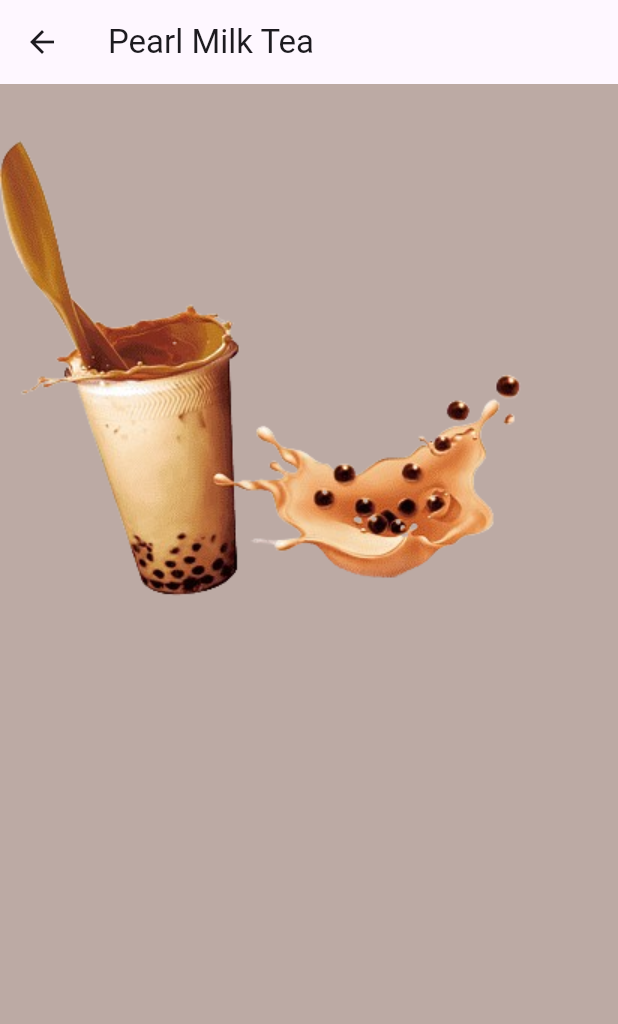
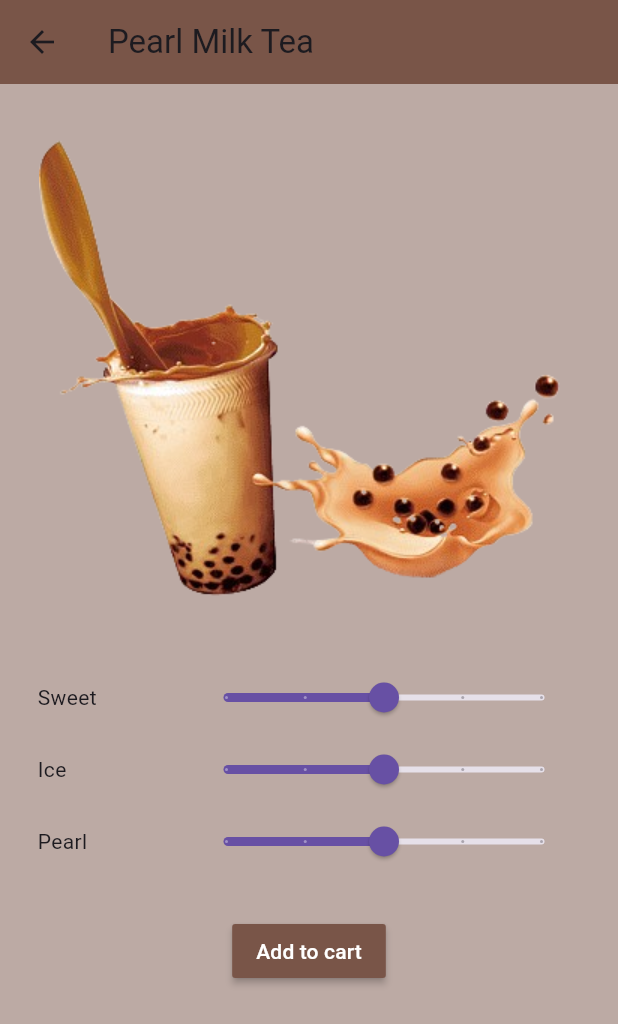
Before and after one commit to DamisolaT/BubbleTeaApp, a Flutter app: the screen it shows after launch, after a tap on "Pearl Milk Tea", on a phone screen of 412 x 824 dp. Shown: the top 1024 px of the screen. Run offline on Flutter 3.47's test engine with Material 3 defaults, Android fonts, the phone set to English and light mode, and no system bars; our stand-ins replace google_nav_bar.

Commit message:
Implementing the pages

```diff
--- a/lib/components/drink_tile.dart
+++ b/lib/components/drink_tile.dart
@@ -4,10 +4,12 @@ import 'package:tea_app/models/drink.dart';
 class DrinkTile extends StatelessWidget {
   final Drink drink;
   void Function()? onTap;
+  final Widget trailing;
    DrinkTile({
     super.key,
     required this.drink,
-    required this.onTap
+    required this.onTap,
+    required this.trailing
   });
 
   @override
@@ -15,6 +17,7 @@ class DrinkTile extends StatelessWidget {
     return GestureDetector(
       onTap: onTap,
       child: Container(
+        margin: EdgeInsets.only(bottom: 10),
         decoration: BoxDecoration(
           color: Colors.brown[100],
           borderRadius: BorderRadius.circular(12)
@@ -23,7 +26,7 @@ class DrinkTile extends StatelessWidget {
           title: Text(drink.name),
           subtitle: Text(drink.price),
           leading: Image.asset(drink.imagePath),
-          trailing: Icon(Icons.arrow_forward),
+          trailing: trailing
         ),
       ),
     );
--- a/lib/pages/order_page.dart
+++ b/lib/pages/order_page.dart
@@ -1,5 +1,7 @@
 import 'package:flutter/material.dart';
+import 'package:provider/provider.dart';
 import 'package:tea_app/models/drink.dart';
+import 'package:tea_app/models/shop.dart';
 
 class OrderPage extends StatefulWidget {
   final Drink drink;
@@ -11,18 +13,126 @@ class OrderPage extends StatefulWidget {
 }
 
 class _OrderPageState extends State<OrderPage> {
+
+  // customize sweetness
+  double sweetValue = 0.5;
+  void customizeSweet (double newValue){
+    setState(() {
+      sweetValue = newValue;
+    });
+  }
+
+     double iceValue = 0.5;
+  void customizeIce (double newValue){
+    setState(() {
+      iceValue = newValue;
+    });
+  }
+
+     double pearlValue = 0.5;
+  void customizePearl (double newValue){
+    setState(() {
+      pearlValue = newValue;
+    });
+
+  }
+  // add to cart
+
+  void addToCart(){
+    Provider.of<BubbleTeaShop>(context, listen: false).addToCart(widget.drink);
+
+    // direct the user back to the shop page
+    Navigator.pop(context);
+
+    // let user know it has been successfully added
+    showDialog(
+      context: context,
+      builder: (context)=>AlertDialog(
+        title: Text("Successfully added to cart"),
+      ));
+  }
+
   @override
   Widget build(BuildContext context) {
     return Scaffold(
       appBar: AppBar(
-        title: Text(widget.drink.name),),
+        title: Text(widget.drink.name),
+        backgroundColor: Colors.brown,),
       backgroundColor: Colors.brown[200],
       body: Column(
         children: [
-          // drink image
-          Image.asset(widget.drink.imagePath,)
+          // drink imageset
+          Image.asset(widget.drink.imagePath,),
+
+          // slider to customize  drink
+          Padding(
+            padding: const EdgeInsets.all(25.0),
+            child: Column(
+              children: [
+                Row(
+                  mainAxisAlignment: MainAxisAlignment.spaceBetween,
+                  children: [
+                    SizedBox(
+                      width: 100,
+                      child: Text("Sweet")),
+                    Expanded(
+                      child: Slider(
+                        value: sweetValue ,
+                        label: sweetValue.toString(),
+                        divisions: 4,
+                        onChanged: (value) => customizeSweet(value)
+                    ),
+                    )
+                  ],
+                ),
+                Row(
+                  mainAxisAlignment: MainAxisAlignment.spaceBetween,
+                  children: [
+                    SizedBox(
+                      width: 100,
+                      child: Text("Ice")),
+                    Expanded(
+                      child: Slider(
+                        value: iceValue ,
+                        label: iceValue.toString(),
+                        divisions: 4,
+                        onChanged: (value) => customizeIce(value)
+                    ),
+                    )
+                  ],
+                ),
+                Row(
+                  mainAxisAlignment: MainAxisAlignment.spaceBetween,
+                  children: [
+                    SizedBox(
+                      width: 100,
+                      child: Text("Pearl")),
+                    Expanded(
+                      child: Slider(
+                        value: pearlValue ,
+                        label: pearlValue.toString(),
+                        divisions: 4,
+                        onChanged: (value) => customizePearl(value)
+                    ),
+                    )
+                  ],
+                ),
+
+              ],
+            ),
+          ),
+          MaterialButton(
+            child: Text(
+              "Add to cart",
+              style: TextStyle(
+                color: Colors.white
+              ),
+            ),
+            color: Colors.brown,
+            onPressed: addToCart
+            )
 
         ],),
     );
   }
-}
+  }
--- a/lib/pages/shop_page.dart
+++ b/lib/pages/shop_page.dart
@@ -37,6 +37,7 @@ class _ShopPageState extends State<ShopPage> {
                 fontSize: 20
               ),
               ),
+              const SizedBox(height: 10,),
               Expanded(
                 child: ListView.builder(
                   itemCount: value.shop.length,
@@ -47,7 +48,8 @@ class _ShopPageState extends State<ShopPage> {
                     // return that drink as a nice tile
                     return DrinkTile(
                       drink: individualDrink,
-                      onTap: () => goToOrderPage(individualDrink)
+                      onTap: () => goToOrderPage(individualDrink),
+                      trailing: Icon(Icons.arrow_forward),
                       );
 
 
```
Also changed, not shown: lib/pages/cart_page.dart (+56 -2 lines).
